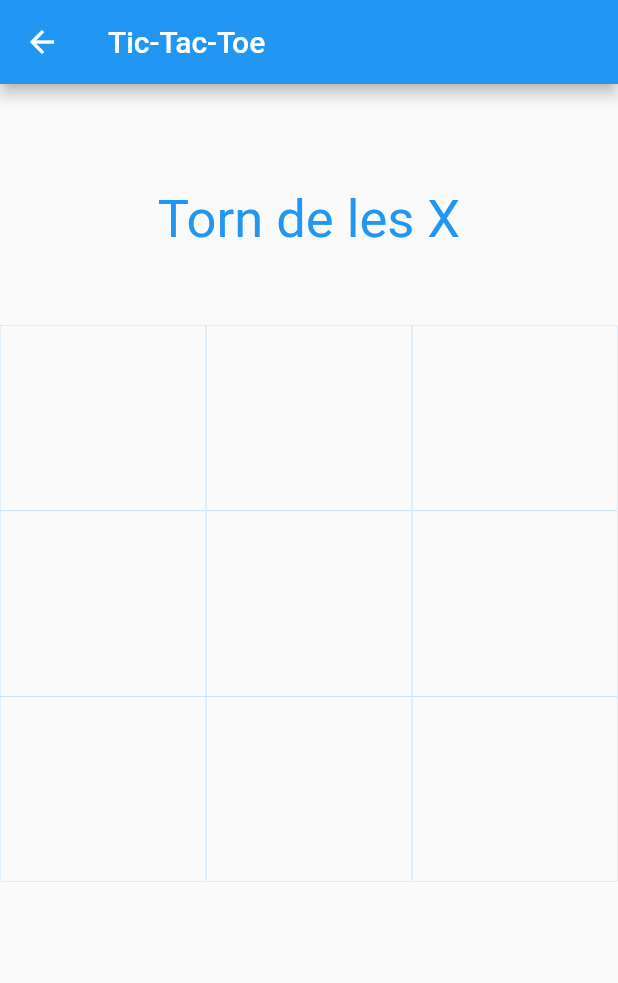
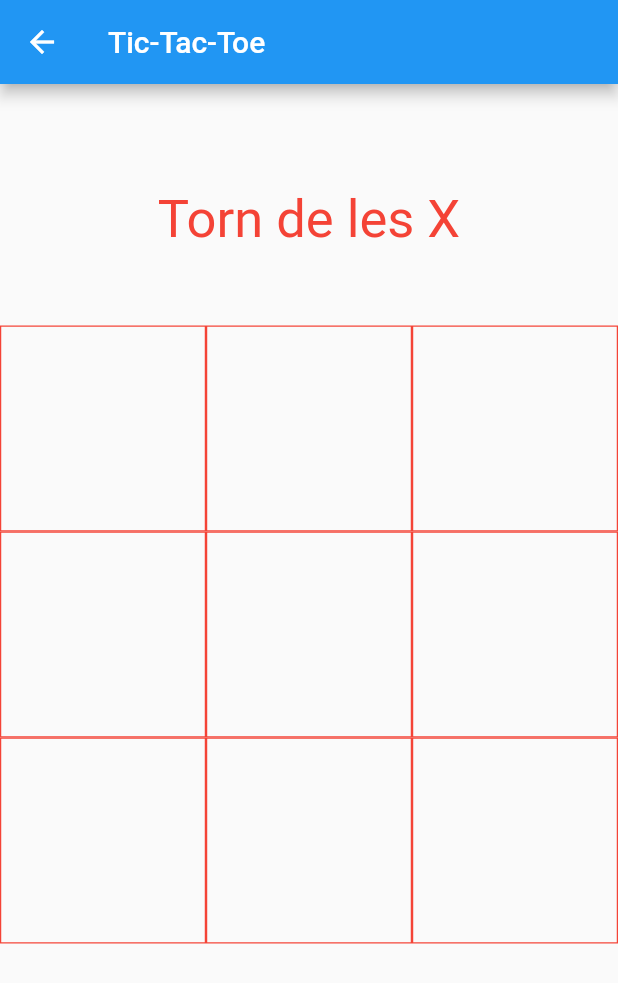
Before and after one commit to Morgan1420/flutter_game_hub, a Flutter app: the TicTacToe screen opened directly, on a phone screen of 412 x 824 dp. Shown: the top 983 px of the screen. Run offline on Flutter 3.47's test engine with Material 2 defaults, Android fonts, the phone set to English and light mode, and no system bars.

Commit message:
ticTacToe finished

```diff
--- a/game_hub/lib/tictactoe.dart
+++ b/game_hub/lib/tictactoe.dart
@@ -16,6 +16,7 @@ class TicTacToeState extends State<TicTacToe> {
   bool gameOver = false;
   final TORNS_MAXIMS = 9;
   int numTorns = 0;
+  Map signColors = {'X': Colors.red, 'O': Colors.black};
   // --- Widget builder
   @override
   Widget build(BuildContext context) {
@@ -26,7 +27,7 @@ class TicTacToeState extends State<TicTacToe> {
           margin: EdgeInsets.fromLTRB(0, 70, 0, 50),
           child: Text(
             victoryText,
-            style: TextStyle(fontSize: 35, color: Colors.blue),
+            style: TextStyle(fontSize: 35, color: signColors[torn]),
           ),
         ),
         Container(
@@ -70,13 +71,16 @@ class TicTacToeState extends State<TicTacToe> {
     return Container(
         alignment: Alignment.center,
         width: MediaQuery.of(context).size.width * 0.33333,
-        height: MediaQuery.of(context).size.height * 0.15,
+        height: MediaQuery.of(context).size.width * 0.33333,
         decoration: BoxDecoration(
             border: Border.all(
-          color: Colors.blue,
-          width: MediaQuery.of(context).size.width * 0.0002,
+          color: signColors[torn],
+          width: MediaQuery.of(context).size.width * 0.002,
         )),
         child: TextButton(
+          style: TextButton.styleFrom(
+              minimumSize:
+                  Size.square(MediaQuery.of(context).size.width * 0.33333)),
           onPressed: () {
             setState(() {
               if (!gameOver) {
@@ -109,7 +113,10 @@ class TicTacToeState extends State<TicTacToe> {
               }
             });
           },
-          child: Text(matrix[x][y], style: TextStyle(fontSize: 50)),
+          child: Text(
+            matrix[x][y],
+            style: TextStyle(fontSize: 50, color: signColors[matrix[x][y]]),
+          ),
         ));
   }
 
```
